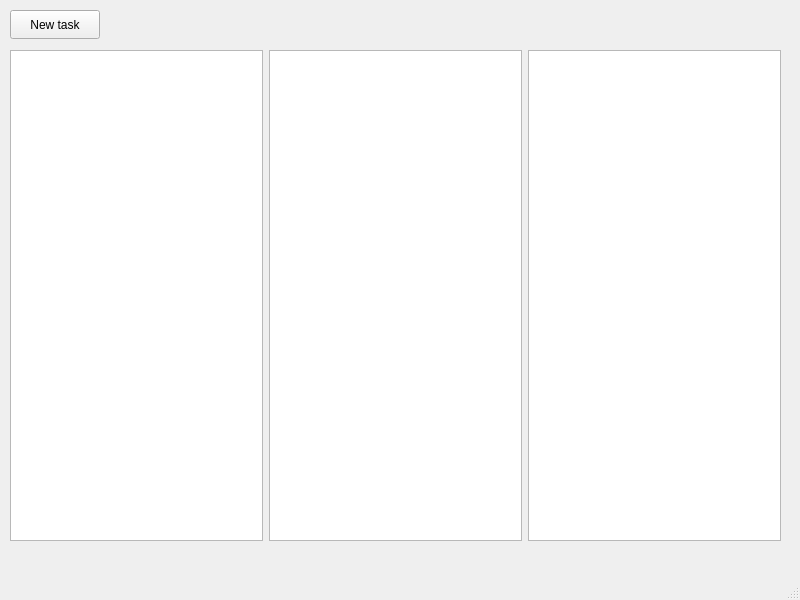
Old version of the form src/mainwindow.ui in the repository JustDunia/KanbanCpp.
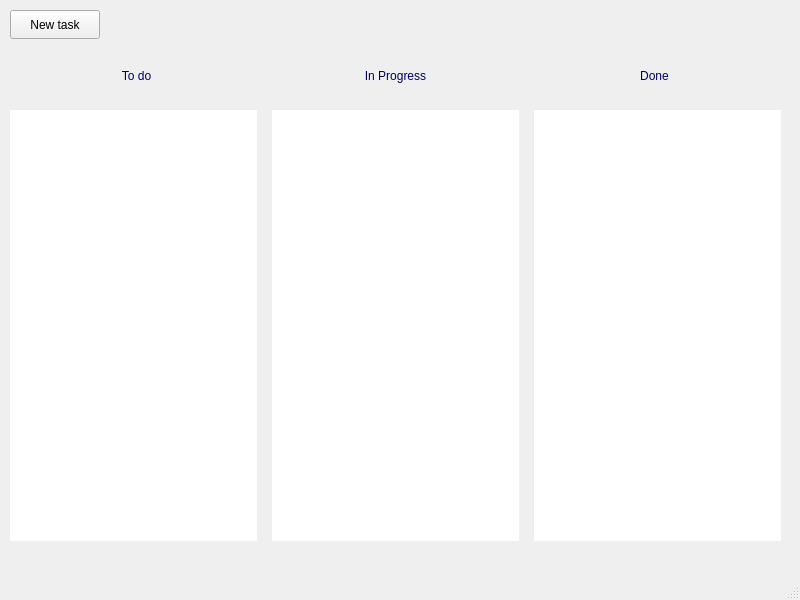
New version of the form. Custom widgets are drawn as their Qt base class.

```diff
--- a/src/mainwindow.ui
+++ b/src/mainwindow.ui
@@ -18,20 +18,53 @@
     <property name="geometry">
      <rect>
       <x>10</x>
-      <y>50</y>
+      <y>110</y>
       <width>771</width>
-      <height>491</height>
+      <height>431</height>
      </rect>
     </property>
     <layout class="QHBoxLayout" name="horizontalLayout">
+     <property name="spacing">
+      <number>15</number>
+     </property>
      <item>
-      <widget class="KanbanListWidget" name="todoList"/>
+      <widget class="KanbanListWidget" name="todoList">
+       <property name="frameShape">
+        <enum>QFrame::Shape::NoFrame</enum>
+       </property>
+       <property name="frameShadow">
+        <enum>QFrame::Shadow::Raised</enum>
+       </property>
+       <property name="spacing">
+        <number>5</number>
+       </property>
+      </widget>
      </item>
      <item>
-      <widget class="KanbanListWidget" name="inProgressList"/>
+      <widget class="KanbanListWidget" name="inProgressList">
+       <property name="frameShape">
+        <enum>QFrame::Shape::NoFrame</enum>
+       </property>
+       <property name="frameShadow">
+        <enum>QFrame::Shadow::Raised</enum>
+       </property>
+       <property name="spacing">
+        <number>5</number>
+       </property>
+      </widget>
      </item>
      <item>
-      <widget class="KanbanListWidget" name="doneList"/>
+      <widget class="KanbanListWidget" name="doneList">
+       <property name="frameShape">
+        <enum>QFrame::Shape::NoFrame</enum>
+       </property>
+       <property name="frameShadow">
+        <enum>QFrame::Shadow::Raised</enum>
+       </property>
+       <property name="spacing">
+        <number>5</number>
+       </property>
+      </widget>
      </item>
     </layout>
    </widget>
@@ -48,6 +81,69 @@
      <string>New task</string>
     </property>
    </widget>
+   <widget class="QWidget" name="horizontalLayoutWidget_2">
+    <property name="geometry">
+     <rect>
+      <x>10</x>
+      <y>50</y>
+      <width>771</width>
+      <height>51</height>
+     </rect>
+    </property>
+    <layout class="QHBoxLayout" name="horizontalLayout_2">
+     <item>
+      <widget class="QLabel" name="label_3">
+       <property name="styleSheet">
+        <string notr="true">font: 700 12pt &quot;Segoe Script&quot;;
+color: rgb(0, 0, 94);</string>
+       </property>
+       <property name="text">
+        <string>To do</string>
+       </property>
+       <property name="textFormat">
+        <enum>Qt::TextFormat::PlainText</enum>
+       </property>
+       <property name="alignment">
+        <set>Qt::AlignmentFlag::AlignCenter</set>
+       </property>
+      </widget>
+     </item>
+     <item>
+      <widget class="QLabel" name="label_2">
+       <property name="styleSheet">
+        <string notr="true">font: 700 12pt &quot;Segoe Script&quot;;
+color: rgb(0, 0, 94);</string>
+       </property>
+       <property name="text">
+        <string>In Progress</string>
+       </property>
+       <property name="textFormat">
+        <enum>Qt::TextFormat::PlainText</enum>
+       </property>
+       <property name="alignment">
+        <set>Qt::AlignmentFlag::AlignCenter</set>
+       </property>
+      </widget>
+     </item>
+     <item>
+      <widget class="QLabel" name="label">
+       <property name="styleSheet">
+        <string notr="true">font: 700 12pt &quot;Segoe Script&quot;;
+color: rgb(0, 0, 94);</string>
+       </property>
+       <property name="text">
+        <string>Done</string>
+       </property>
+       <property name="textFormat">
+        <enum>Qt::TextFormat::PlainText</enum>
+       </property>
+       <property name="alignment">
+        <set>Qt::AlignmentFlag::AlignCenter</set>
+       </property>
+      </widget>
+     </item>
+    </layout>
+   </widget>
   </widget>
   <widget class="QMenuBar" name="menubar">
    <property name="geometry">
```
